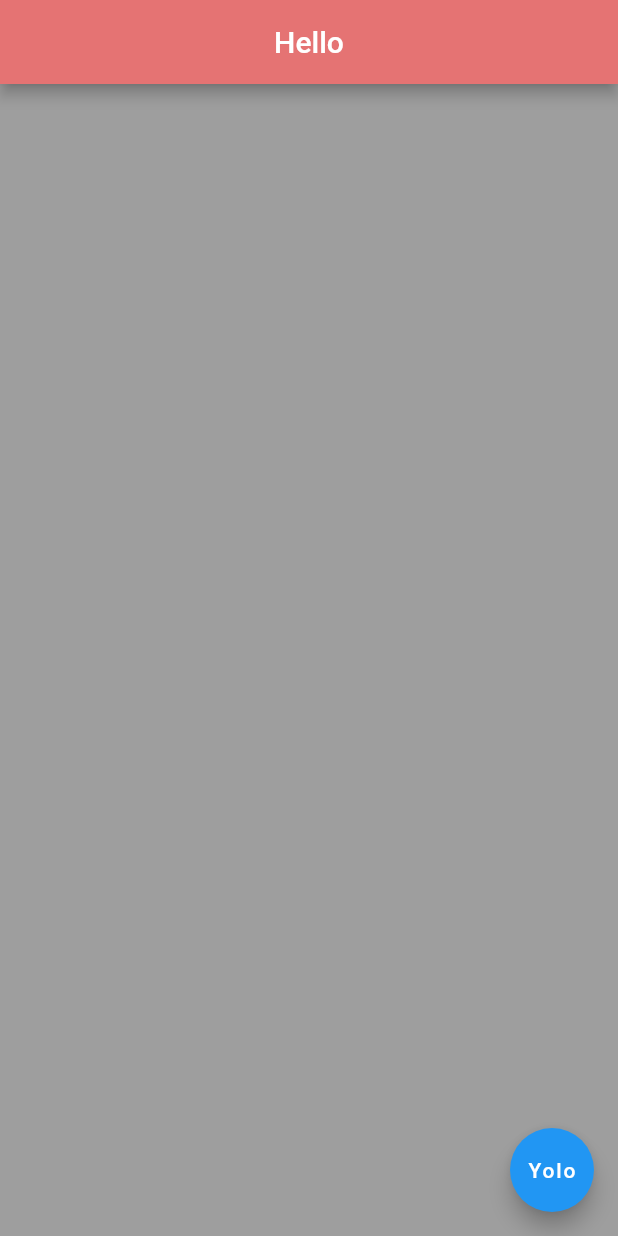
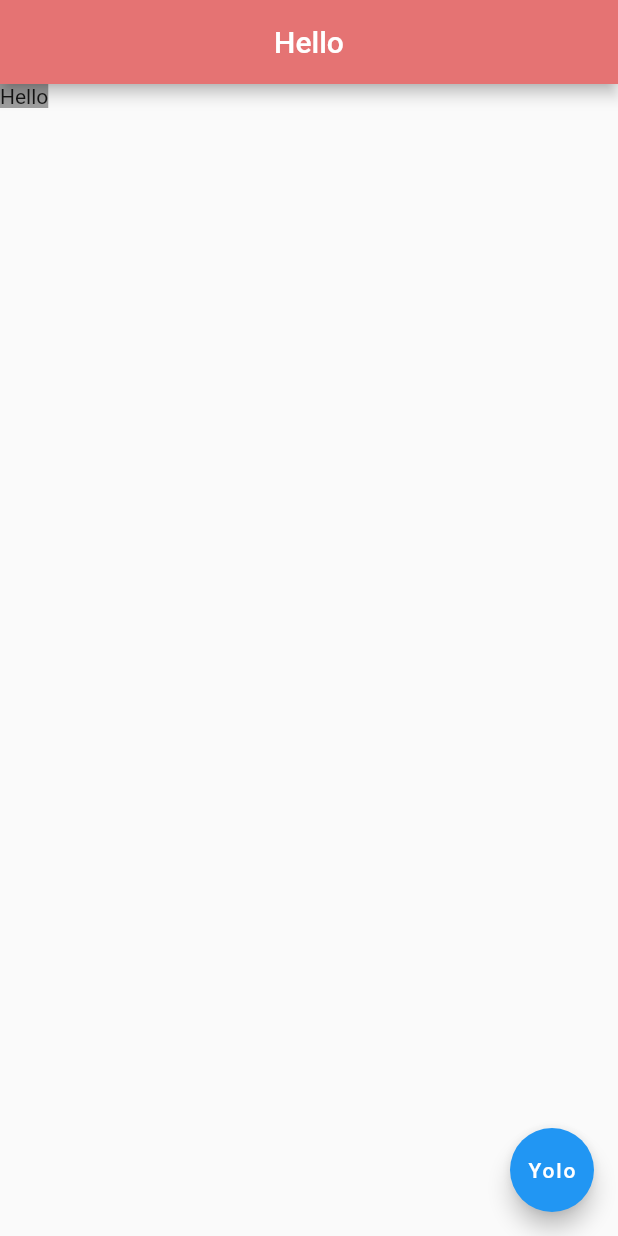
Before and after one commit to pewebdevelopment/Zen-Flutter-PlayGround, a Flutter app: the screen it shows after launch, on a phone screen of 412 x 824 dp. Run offline on Flutter 3.47's test engine with Material 2 defaults, Android fonts, the phone set to English and light mode, and no system bars; missing offline and left inert: dart:html.

Commit message:
hello text working

```diff
--- a/lib/main.dart
+++ b/lib/main.dart
@@ -14,9 +14,7 @@ class Home extends StatelessWidget {
           centerTitle: true,
           backgroundColor: Colors.red[300],
         ),
-        body: Container(
-          color: Colors.grey,
-        ),
+        body: Container(color: Colors.grey, child: Text('Hello')),
         floatingActionButton: FloatingActionButton(
           child: Text("Yolo"),
           onPressed: () {},
```
